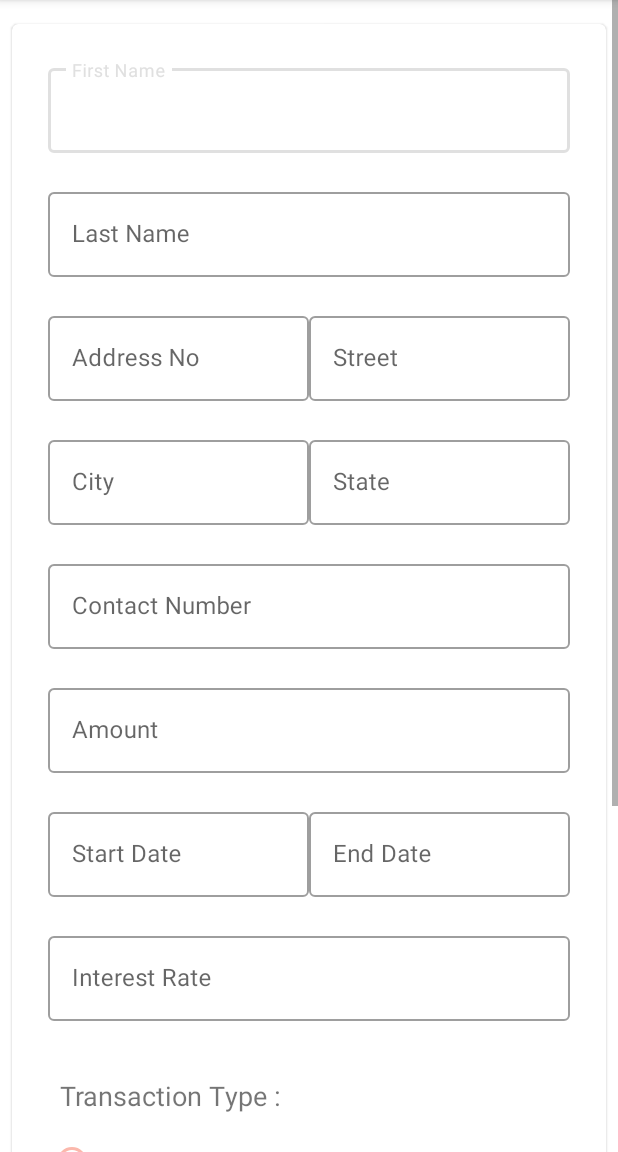
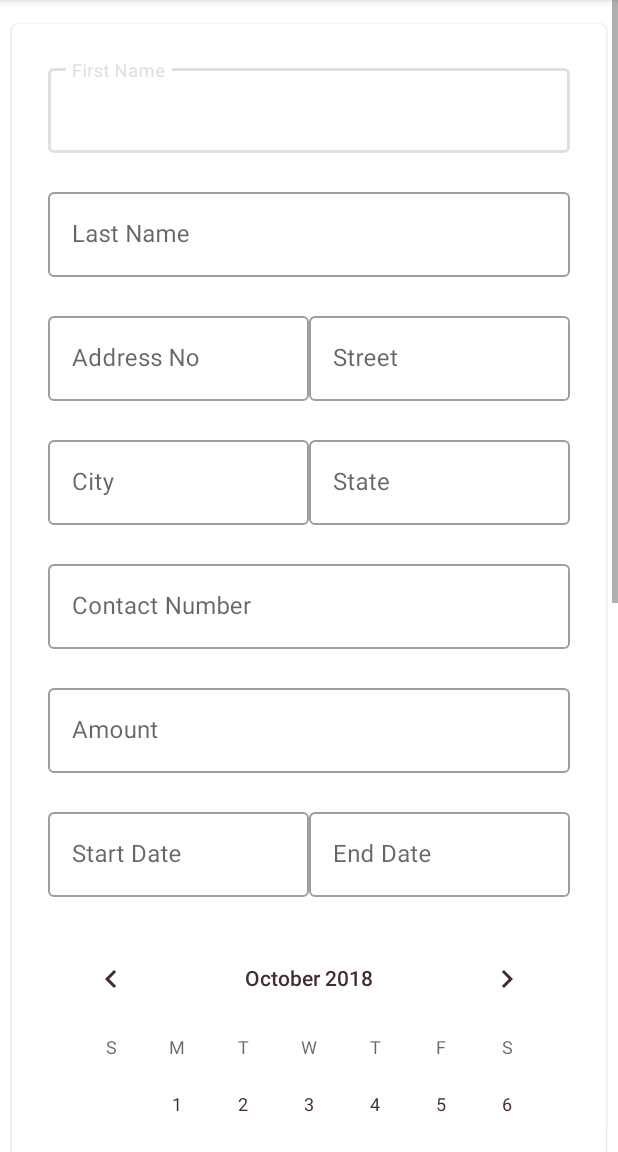
Before and after one commit to Hansaanuradha93/mLender, an Android app: the layout activity_transaction.xml on its own in the app's theme, with its tools: preview values and no code run, on a phone screen of 412 x 824 dp, the part 84-1236 px from its top. Run offline under Robolectric (Android 15) with nearby library versions, the phone set to English and light mode, and no system bars.

Commit message:
add calendar view to Transaction Activity

```diff
--- a/app/src/main/AndroidManifest.xml
+++ b/app/src/main/AndroidManifest.xml
@@ -70,13 +70,15 @@
                 android:name="android.support.PARENT_ACTIVITY"
                 android:value=".TransactionListActivity" />
         </activity>
-        <activity android:name=".CustomerUpdateActivity"
+        <activity
+            android:name=".CustomerUpdateActivity"
             android:label="CustomerUpdate"
             android:launchMode="singleTop">
             <meta-data
                 android:name="android.support.PARENT_ACTIVITY"
                 android:value=".CustomerActivity" />
         </activity>
+
     </application>
 
 </manifest>
--- a/app/src/main/res/layout/activity_transaction.xml
+++ b/app/src/main/res/layout/activity_transaction.xml
@@ -191,7 +191,8 @@
                 android:layout_height="wrap_content"
                 android:layout_weight=".5"
                 app:errorEnabled="true"
-                style="@style/Widget.MaterialComponents.TextInputLayout.OutlinedBox">
+                style="@style/Widget.MaterialComponents.TextInputLayout.OutlinedBox"
+                android:onClick="getStartDate">
 
                 <android.support.design.widget.TextInputEditText
                     android:id="@+id/startDateEditText"
@@ -199,7 +200,8 @@
                     android:layout_height="wrap_content"
                     android:hint="Start Date"
                     android:inputType="date"
-                    android:maxLength="10"/>
+                    android:maxLength="10"
+                    android:onClick="getStartDate"/>
             </android.support.design.widget.TextInputLayout>
 
             <android.support.design.widget.TextInputLayout
@@ -208,7 +210,8 @@
                 android:layout_height="wrap_content"
                 android:layout_weight=".5"
                 app:errorEnabled="true"
-                style="@style/Widget.MaterialComponents.TextInputLayout.OutlinedBox">
+                style="@style/Widget.MaterialComponents.TextInputLayout.OutlinedBox"
+                android:onClick="getEndDate">
 
                 <android.support.design.widget.TextInputEditText
                     android:id="@+id/endDateEditText"
@@ -216,10 +219,16 @@
                     android:layout_height="wrap_content"
                     android:hint="End Date"
                     android:inputType="date"
-                    android:maxLength="10"/>
+                    android:maxLength="10"
+                    android:onClick="getEndDate"/>
             </android.support.design.widget.TextInputLayout>
 
         </LinearLayout>
+
+        <CalendarView
+            android:id="@+id/calendarView"
+            android:layout_width="match_parent"
+            android:layout_height="wrap_content" />
 
         <android.support.design.widget.TextInputLayout
             android:id="@+id/interestRateTextInputLayout"
```
Also changed, not shown: app/src/main/java/com/example/hansaanuradha/mlender/TransactionActivity.kt (+47 -0 lines).
